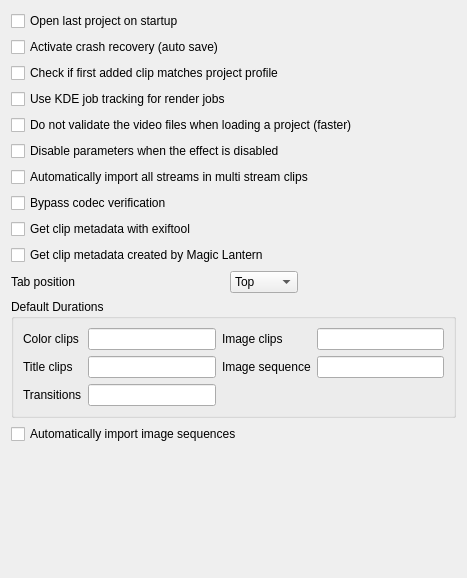
The window that src/ui/configmisc_ui.ui (KDE/kdenlive) describes before a commit, drawn with Qt 5.
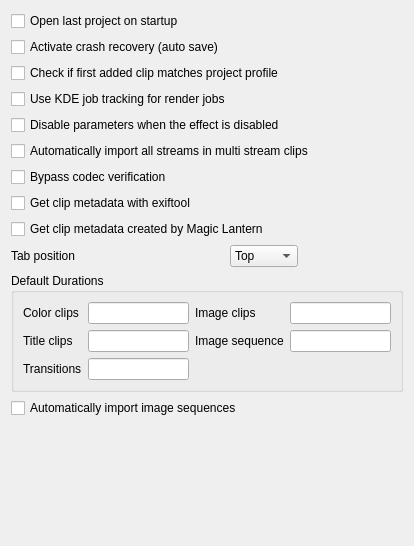
The same window after the commit.

Commit message: Titler: add warning about missing elements with button to delete them

Patch:
```diff
--- a/src/ui/configmisc_ui.ui
+++ b/src/ui/configmisc_ui.ui
@@ -6,26 +6,40 @@
    <rect>
     <x>0</x>
     <y>0</y>
-    <width>467</width>
-    <height>578</height>
+    <width>414</width>
+    <height>546</height>
    </rect>
   </property>
   <layout class="QGridLayout" name="gridLayout_2">
+   <item row="7" column="0" colspan="3">
+    <widget class="QCheckBox" name="kcfg_use_exiftool">
+     <property name="text">
+      <string>Get clip metadata with exiftool</string>
+     </property>
+    </widget>
+   </item>
    <item row="5" column="0" colspan="3">
+    <widget class="QCheckBox" name="kcfg_automultistreams">
+     <property name="text">
+      <string>Automatically import all streams in multi stream clips</string>
+     </property>
+    </widget>
+   </item>
+   <item row="8" column="0" colspan="3">
+    <widget class="QCheckBox" name="kcfg_use_magicLantern">
+     <property name="text">
+      <string>Get clip metadata created by Magic Lantern</string>
+     </property>
+    </widget>
+   </item>
+   <item row="4" column="0" colspan="3">
     <widget class="QCheckBox" name="kcfg_disable_effect_parameters">
      <property name="text">
       <string>Disable parameters when the effect is disabled</string>
      </property>
     </widget>
    </item>
-   <item row="8" column="0" colspan="3">
-    <widget class="QCheckBox" name="kcfg_use_exiftool">
-     <property name="text">
-      <string>Get clip metadata with exiftool</string>
-     </property>
-    </widget>
-   </item>
-   <item row="11" column="0" colspan="3">
+   <item row="10" column="0" colspan="3">
     <widget class="QGroupBox" name="groupBox">
      <property name="title">
       <string>Default Durations</string>
@@ -84,41 +98,14 @@
      </layout>
     </widget>
    </item>
-   <item row="4" column="0" colspan="3">
-    <widget class="QCheckBox" name="kcfg_projectloading_avformatnovalidate">
+   <item row="9" column="0">
+    <widget class="QLabel" name="label_4">
      <property name="text">
-      <string>Do not validate the video files when loading a project (faster)</string>
+      <string>Tab position</string>
      </property>
     </widget>
    </item>
-   <item row="1" column="0">
-    <widget class="QCheckBox" name="kcfg_crashrecovery">
-     <property name="text">
-      <string>Activate crash recovery (auto save)</string>
-     </property>
-    </widget>
-   </item>
-   <item row="12" column="0" colspan="3">
-    <widget class="QCheckBox" name="kcfg_autoimagesequence">
-     <property name="text">
-      <string>Automatically import image sequences</string>
-     </property>
-    </widget>
-   </item>
-   <item row="13" column="1">
-    <spacer>
-     <property name="orientation">
-      <enum>Qt::Vertical</enum>
-     </property>
-     <property name="sizeHint" stdset="0">
-      <size>
-       <width>20</width>
-       <height>40</height>
-      </size>
-     </property>
-    </spacer>
-   </item>
-   <item row="10" column="1">
+   <item row="9" column="1">
     <widget class="QComboBox" name="kcfg_tabposition">
      <item>
       <property name="text">
@@ -142,7 +129,14 @@
      </item>
     </widget>
    </item>
-   <item row="10" column="2">
+   <item row="11" column="0" colspan="3">
+    <widget class="QCheckBox" name="kcfg_autoimagesequence">
+     <property name="text">
+      <string>Automatically import image sequences</string>
+     </property>
+    </widget>
+   </item>
+   <item row="9" column="2">
     <spacer name="horizontalSpacer">
      <property name="orientation">
       <enum>Qt::Horizontal</enum>
@@ -155,6 +149,33 @@
      </property>
     </spacer>
    </item>
+   <item row="6" column="0" colspan="3">
+    <widget class="QCheckBox" name="kcfg_bypasscodeccheck">
+     <property name="text">
+      <string>Bypass codec verification</string>
+     </property>
+    </widget>
+   </item>
+   <item row="12" column="1">
+    <spacer>
+     <property name="orientation">
+      <enum>Qt::Vertical</enum>
+     </property>
+     <property name="sizeHint" stdset="0">
+      <size>
+       <width>20</width>
+       <height>40</height>
+      </size>
+     </property>
+    </spacer>
+   </item>
+   <item row="1" column="0">
+    <widget class="QCheckBox" name="kcfg_crashrecovery">
+     <property name="text">
+      <string>Activate crash recovery (auto save)</string>
+     </property>
+    </widget>
+   </item>
    <item row="2" column="0" colspan="3">
     <widget class="QCheckBox" name="kcfg_checkfirstprojectclip">
      <property name="text">
@@ -162,13 +183,6 @@
      </property>
     </widget>
    </item>
-   <item row="0" column="0" colspan="3">
-    <widget class="QCheckBox" name="kcfg_openlastproject">
-     <property name="text">
-      <string>Open last project on startup</string>
-     </property>
-    </widget>
-   </item>
    <item row="3" column="0" colspan="3">
     <widget class="QCheckBox" name="kcfg_usekuiserver">
      <property name="text">
@@ -176,31 +190,10 @@
      </property>
     </widget>
    </item>
-   <item row="7" column="0" colspan="3">
-    <widget class="QCheckBox" name="kcfg_bypasscodeccheck">
+   <item row="0" column="0" colspan="3">
+    <widget class="QCheckBox" name="kcfg_openlastproject">
      <property name="text">
-      <string>Bypass codec verification</string>
-     </property>
-    </widget>
-   </item>
-   <item row="10" column="0">
-    <widget class="QLabel" name="label_4">
-     <property name="text">
-      <string>Tab position</string>
-     </property>
-    </widget>
-   </item>
-   <item row="6" column="0" colspan="3">
-    <widget class="QCheckBox" name="kcfg_automultistreams">
-     <property name="text">
-      <string>Automatically import all streams in multi stream clips</string>
-     </property>
-    </widget>
-   </item>
-   <item row="9" column="0" colspan="3">
-    <widget class="QCheckBox" name="kcfg_use_magicLantern">
-     <property name="text">
-      <string>Get clip metadata created by Magic Lantern</string>
+      <string>Open last project on startup</string>
      </property>
     </widget>
    </item>
```
The commit also changes 6 other files.
